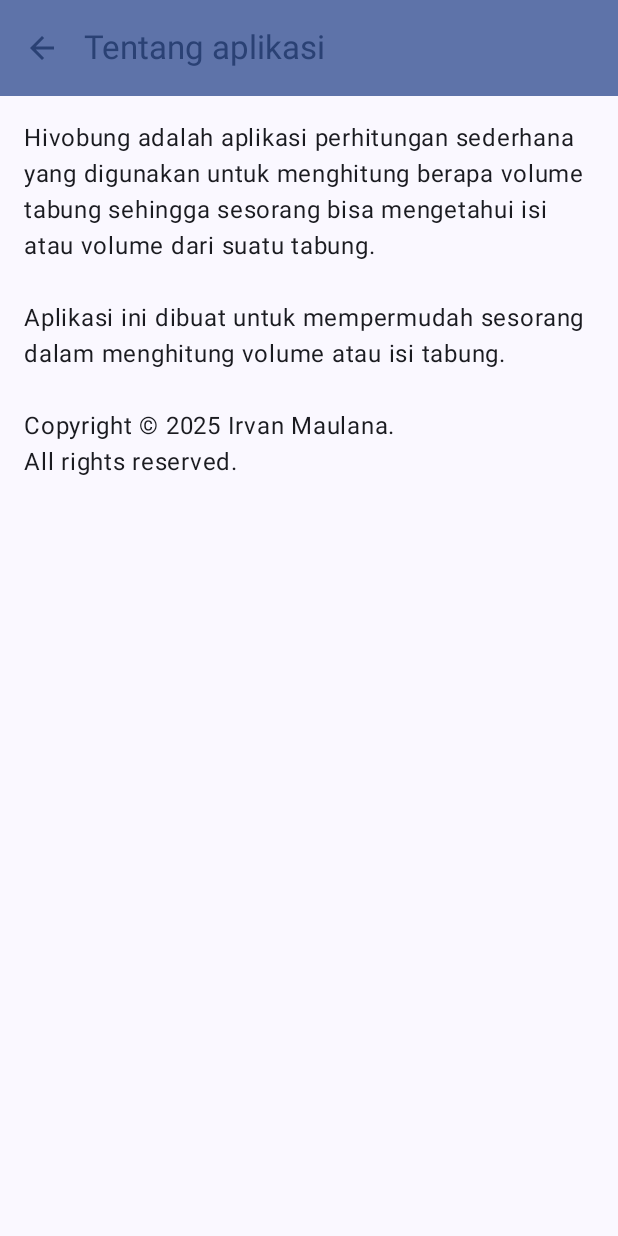
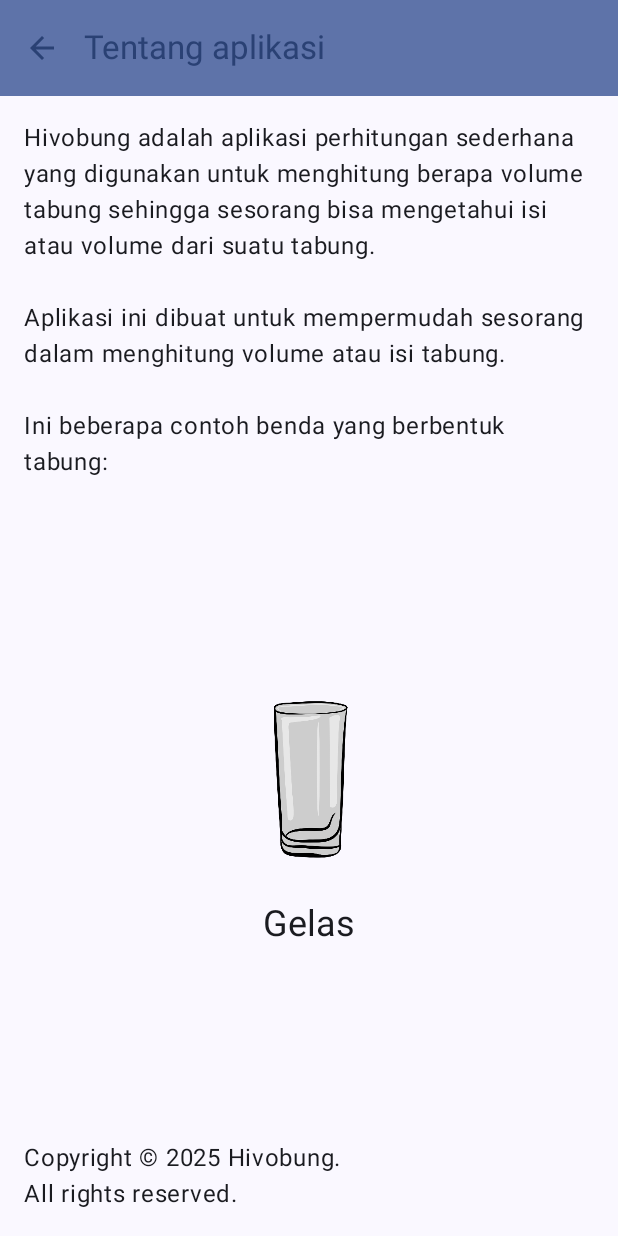
Before and after one commit to irvanmaulanaaa/assesment1mobpro, an Android app built with Jetpack Compose: the AboutScreen screen opened through its navigation route, on a phone screen of 412 x 824 dp. Run offline under Robolectric (Android 15) with nearby library versions, the phone set to English and light mode, and no system bars.

Commit message:
Membuat Tampilan Gambar dan Teks

```diff
--- a/app/src/main/java/com/irvanmaulana0013/asessment1/ui/screen/AboutScreen.kt
+++ b/app/src/main/java/com/irvanmaulana0013/asessment1/ui/screen/AboutScreen.kt
@@ -1,7 +1,13 @@
 package com.irvanmaulana0013.asessment1.ui.screen
 
 import android.content.res.Configuration
+import androidx.compose.foundation.Image
+import androidx.compose.foundation.layout.Arrangement
+import androidx.compose.foundation.layout.Column
+import androidx.compose.foundation.layout.fillMaxSize
+import androidx.compose.foundation.layout.fillMaxWidth
 import androidx.compose.foundation.layout.padding
+import androidx.compose.foundation.layout.size
 import androidx.compose.material.icons.Icons
 import androidx.compose.material.icons.automirrored.filled.ArrowBack
 import androidx.compose.material3.ExperimentalMaterial3Api
@@ -13,7 +19,10 @@
 import androidx.compose.material3.TopAppBar
 import androidx.compose.material3.TopAppBarDefaults
 import androidx.compose.runtime.Composable
+import androidx.compose.ui.Alignment
 import androidx.compose.ui.Modifier
+import androidx.compose.ui.layout.ContentScale
+import androidx.compose.ui.res.painterResource
 import androidx.compose.ui.res.stringResource
 import androidx.compose.ui.tooling.preview.Preview
 import androidx.compose.ui.unit.dp
@@ -54,9 +63,47 @@
             )
         }
     ) { innerPadding ->
+        Column(
+            modifier = Modifier.padding(innerPadding)
+                .padding(16.dp)
+                .fillMaxWidth()
+                .fillMaxSize(),
+            verticalArrangement = Arrangement.SpaceBetween
+        ) {
+            Text(
+                text = stringResource(R.string.keterangan),
+                modifier = Modifier.padding(bottom = 16.dp)
+            )
+            Column(
+                modifier = Modifier.fillMaxWidth(),
+                horizontalAlignment = Alignment.CenterHorizontally
+            ) {
+                AboutScreenContent(data[0])
+            }
+            Text(
+                text = stringResource(R.string.copyright)
+            )
+        }
+
+    }
+}
+
+@Composable
+fun AboutScreenContent(tabung: Tabung, modifier: Modifier = Modifier) {
+    Column(
+        modifier = modifier.padding(bottom = 12.dp),
+        horizontalAlignment = Alignment.CenterHorizontally
+    ) {
+        Image(
+            painter = painterResource(id = tabung.imageResId),
+            contentDescription = stringResource(R.string.gambar, tabung.nama),
+            contentScale = ContentScale.Crop,
+            modifier = Modifier.size(132.dp)
+        )
         Text(
-            text = stringResource(R.string.copyright),
-            modifier = Modifier.padding(innerPadding).padding(16.dp)
+            text = tabung.nama,
+            style = MaterialTheme.typography.headlineSmall,
+            modifier = Modifier.padding(top = 16.dp)
         )
     }
 }
--- a/app/src/main/res/values/strings.xml
+++ b/app/src/main/res/values/strings.xml
@@ -10,6 +10,7 @@
     <string name="hasil">%1$.2f m³</string>
     <string name="invalid">Tidak boleh kosong.</string>
     <string name="reset">Reset</string>
+    <string name="gambar">Gambar %1$s</string>
     <string name="kembali">Kembali</string>
     <string name="bagikan">Bagikan</string>
     <string name="bagikan_template_diameter">Hasil perhitungan Volume tabung\n\nDiameter: %1$s m
@@ -17,8 +18,9 @@
     <string name="bagikan_template_jarijari">Hasil perhitungan Volume tabung\n\nJari-jari: %1$s m
         \nTinggi: %2$s m\n\nHasil: %3$,.2f m³</string>
     <string name="tentang_aplikasi">Tentang aplikasi</string>
-    <string name="copyright">Hivobung adalah aplikasi perhitungan sederhana yang
+    <string name="keterangan">Hivobung adalah aplikasi perhitungan sederhana yang
     digunakan untuk menghitung berapa volume tabung sehingga sesorang bisa mengetahui
     isi atau volume dari suatu tabung.\n\nAplikasi ini dibuat untuk mempermudah sesorang
-    dalam menghitung volume atau isi tabung.\n\nCopyright © 2025 Irvan Maulana.\nAll rights reserved.</string>
+    dalam menghitung volume atau isi tabung.\n\nIni beberapa contoh benda yang berbentuk tabung:</string>
+    <string name="copyright">Copyright © 2025 Hivobung.\nAll rights reserved.</string>
 </resources>
```
